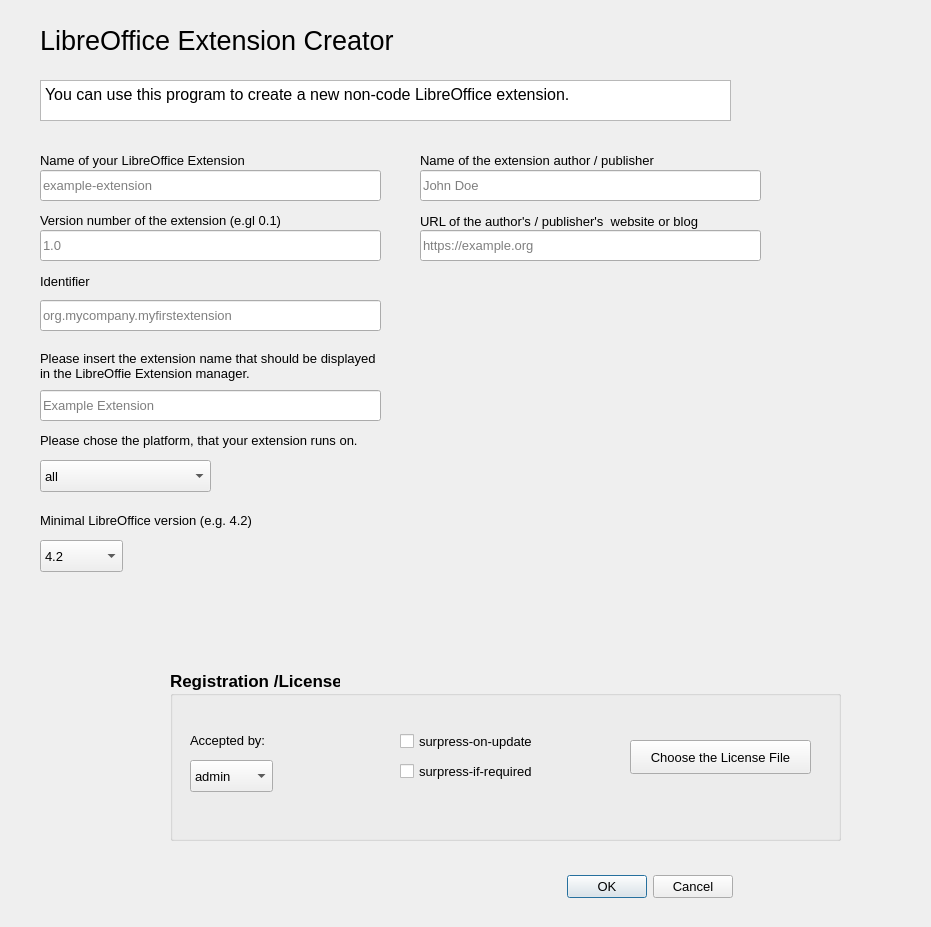
The window that extensioncreator.ui (andreasma/liboextensioncreator) describes before a commit, drawn with Qt 5.
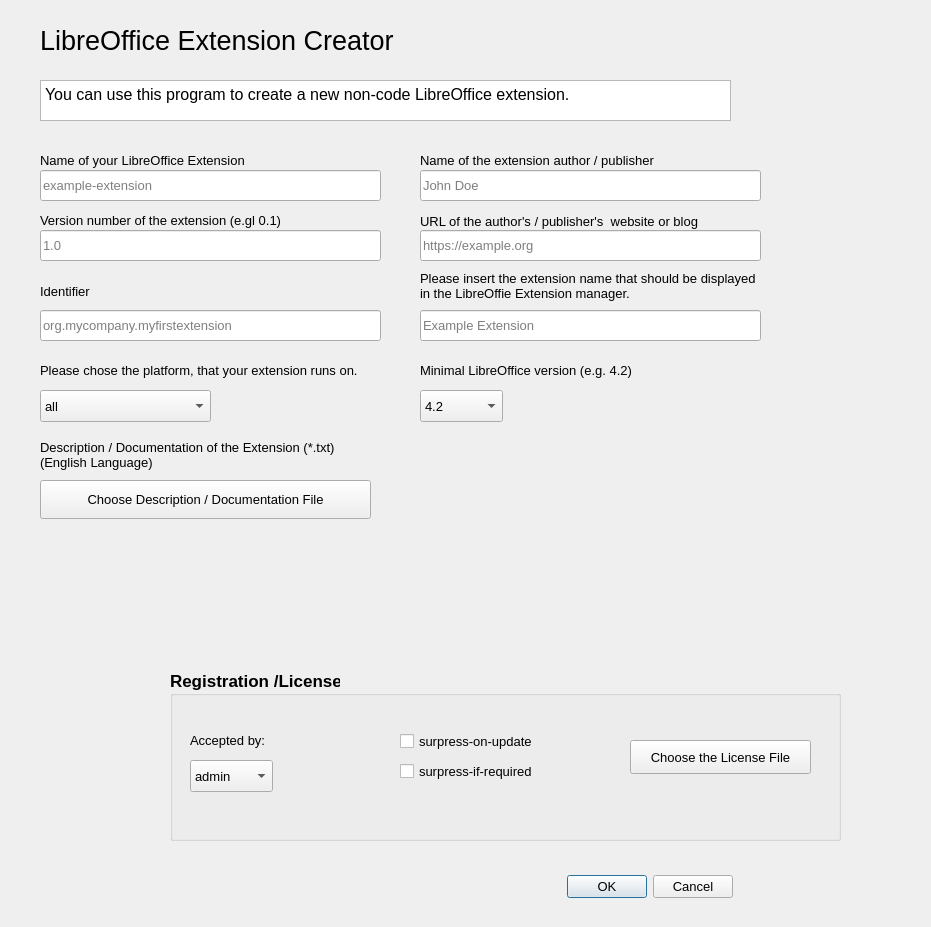
The same window after the commit.

Commit message: add a button to choose a description file for the extension

Diff of the .ui file:
```diff
--- a/extensioncreator.ui
+++ b/extensioncreator.ui
@@ -137,7 +137,7 @@
    <property name="geometry">
     <rect>
      <x>40</x>
-     <y>430</y>
+     <y>360</y>
      <width>341</width>
      <height>20</height>
     </rect>
@@ -155,7 +155,7 @@
    <property name="geometry">
     <rect>
      <x>40</x>
-     <y>460</y>
+     <y>390</y>
      <width>171</width>
      <height>32</height>
     </rect>
@@ -274,8 +274,8 @@
   <widget class="QLabel" name="label_6">
    <property name="geometry">
     <rect>
-     <x>40</x>
-     <y>340</y>
+     <x>420</x>
+     <y>260</y>
      <width>341</width>
      <height>51</height>
     </rect>
@@ -295,8 +295,8 @@
   <widget class="QLineEdit" name="DisplayedName">
    <property name="geometry">
     <rect>
-     <x>40</x>
-     <y>390</y>
+     <x>420</x>
+     <y>310</y>
      <width>341</width>
      <height>31</height>
     </rect>
@@ -342,8 +342,8 @@
   <widget class="QLabel" name="label_8">
    <property name="geometry">
     <rect>
-     <x>40</x>
-     <y>510</y>
+     <x>420</x>
+     <y>360</y>
      <width>341</width>
      <height>20</height>
     </rect>
@@ -360,8 +360,8 @@
   <widget class="QComboBox" name="LibreOfficeVersion">
    <property name="geometry">
     <rect>
-     <x>40</x>
-     <y>540</y>
+     <x>420</x>
+     <y>390</y>
      <width>83</width>
      <height>32</height>
     </rect>
@@ -615,7 +615,7 @@
    <property name="geometry">
     <rect>
      <x>40</x>
-     <y>270</y>
+     <y>280</y>
      <width>71</width>
      <height>23</height>
     </rect>
@@ -636,7 +636,7 @@
    <property name="geometry">
     <rect>
      <x>40</x>
-     <y>300</y>
+     <y>310</y>
      <width>341</width>
      <height>31</height>
     </rect>
@@ -653,6 +653,35 @@
     <string>org.mycompany.myfirstextension</string>
    </property>
   </widget>
+  <widget class="QLabel" name="label_2">
+   <property name="geometry">
+    <rect>
+     <x>40</x>
+     <y>430</y>
+     <width>331</width>
+     <height>51</height>
+    </rect>
+   </property>
+   <property name="text">
+    <string>&lt;html&gt;&lt;head/&gt;&lt;body&gt;&lt;p&gt;Description / Documentation of the Extension (*.txt)&lt;br/&gt;(English Language)&lt;/p&gt;&lt;/body&gt;&lt;/html&gt;</string>
+   </property>
+   <property name="wordWrap">
+    <bool>true</bool>
+   </property>
+  </widget>
+  <widget class="QPushButton" name="DescriptionFileDialog">
+   <property name="geometry">
+    <rect>
+     <x>40</x>
+     <y>480</y>
+     <width>331</width>
+     <height>39</height>
+    </rect>
+   </property>
+   <property name="text">
+    <string>Choose Description / Documentation File</string>
+   </property>
+  </widget>
  </widget>
  <tabstops>
   <tabstop>ExtensionName</tabstop>
```
